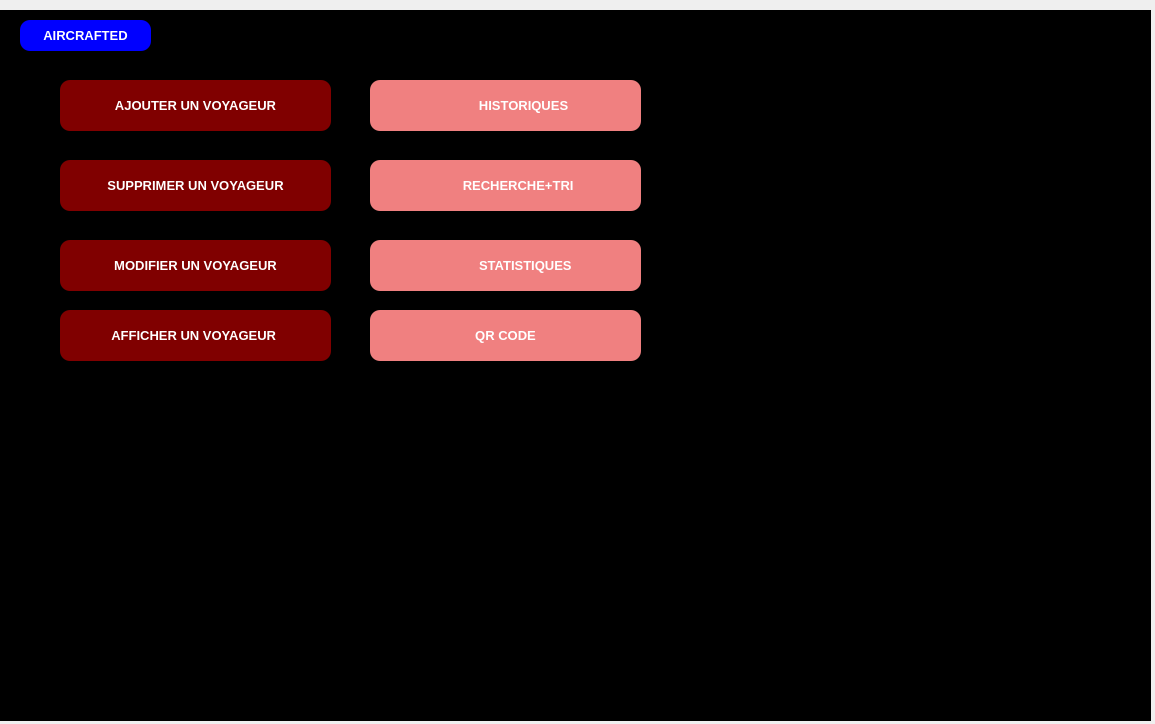
Before: the Qt Designer form mainwindow.ui in faaaaaarah/Smart_Airport_2A38, drawn with Qt 5.
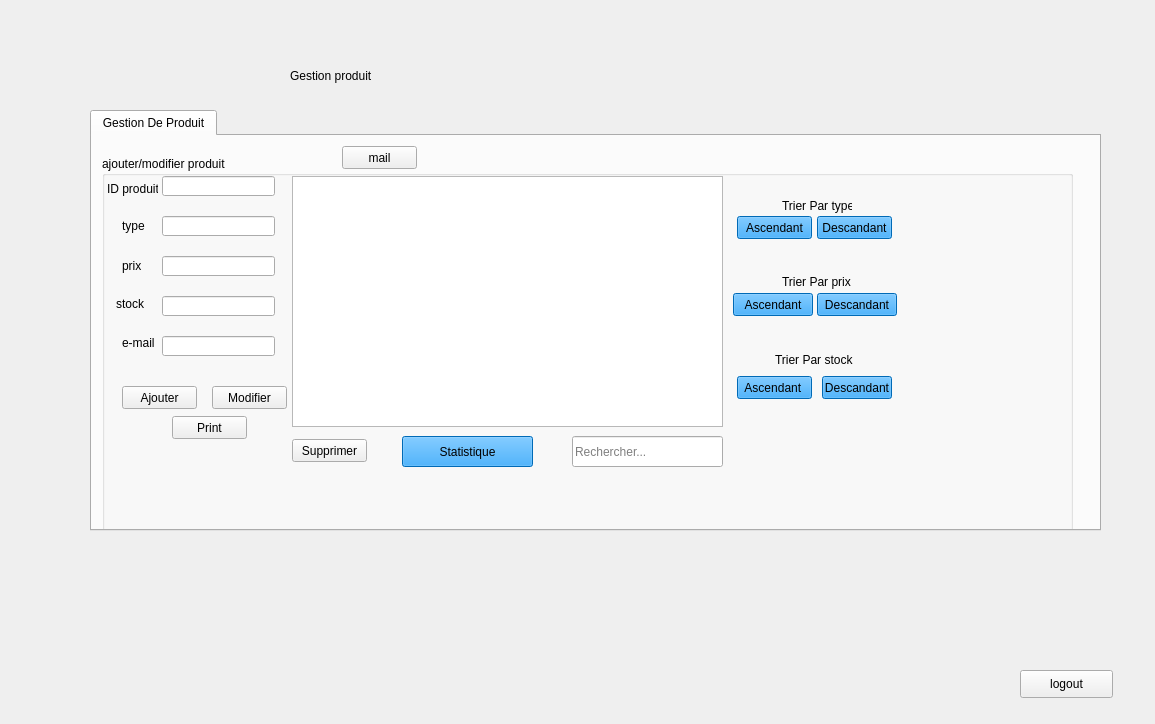
After: the same form once the commit is applied. The open tabs and pages were chosen to show the change. Icons and pictures are not drawn.

The edit to the form file:
```diff
--- a/mainwindow.ui
+++ b/mainwindow.ui
@@ -1432,8 +1432,7 @@
        </rect>
       </property>
       <property name="styleSheet">
-       <string notr="true">background-color:   rgb(0,0,0);
-</string>
+       <string notr="true"/>
       </property>
       <property name="currentIndex">
        <number>0</number>
@@ -3785,7 +3784,7 @@
         <property name="geometry">
          <rect>
           <x>60</x>
-          <y>70</y>
+          <y>210</y>
           <width>271</width>
           <height>51</height>
          </rect>
@@ -3841,7 +3840,7 @@
         <property name="geometry">
          <rect>
           <x>60</x>
-          <y>150</y>
+          <y>290</y>
           <width>271</width>
           <height>51</height>
          </rect>
@@ -3903,7 +3902,7 @@
         <property name="geometry">
          <rect>
           <x>60</x>
-          <y>230</y>
+          <y>370</y>
           <width>271</width>
           <height>51</height>
          </rect>
@@ -3959,7 +3958,7 @@
         <property name="geometry">
          <rect>
           <x>370</x>
-          <y>150</y>
+          <y>290</y>
           <width>271</width>
           <height>51</height>
          </rect>
@@ -4018,7 +4017,7 @@
         <property name="geometry">
          <rect>
           <x>370</x>
-          <y>230</y>
+          <y>370</y>
           <width>271</width>
           <height>51</height>
          </rect>
@@ -4074,7 +4073,7 @@
         <property name="geometry">
          <rect>
           <x>370</x>
-          <y>70</y>
+          <y>210</y>
           <width>271</width>
           <height>51</height>
          </rect>
@@ -4136,7 +4135,7 @@
         <property name="geometry">
          <rect>
           <x>60</x>
-          <y>300</y>
+          <y>440</y>
           <width>271</width>
           <height>51</height>
          </rect>
@@ -4257,7 +4256,7 @@
         <property name="geometry">
          <rect>
           <x>370</x>
-          <y>300</y>
+          <y>440</y>
           <width>271</width>
           <height>51</height>
          </rect>
@@ -4312,6 +4311,663 @@
       </widget>
      </widget>
     </widget>
+    <widget class="QWidget" name="page_16">
+     <widget class="QTabWidget" name="tabWidget_4">
+      <property name="geometry">
+       <rect>
+        <x>90</x>
+        <y>110</y>
+        <width>1011</width>
+        <height>421</height>
+       </rect>
+      </property>
+      <property name="currentIndex">
+       <number>0</number>
+      </property>
+      <widget class="QWidget" name="tab_17">
+       <attribute name="title">
+        <string>Gestion De Produit</string>
+       </attribute>
+       <widget class="QGroupBox" name="groupBox">
+        <property name="geometry">
+         <rect>
+          <x>10</x>
+          <y>20</y>
+          <width>971</width>
+          <height>401</height>
+         </rect>
+        </property>
+        <property name="title">
+         <string>ajouter/modifier produit</string>
+        </property>
+        <widget class="QLabel" name="label_41">
+         <property name="geometry">
+          <rect>
+           <x>5</x>
+           <y>23</y>
+           <width>51</width>
+           <height>20</height>
+          </rect>
+         </property>
+         <property name="text">
+          <string>ID produit</string>
+         </property>
+        </widget>
+        <widget class="QLabel" name="label_42">
+         <property name="geometry">
+          <rect>
+           <x>20</x>
+           <y>60</y>
+           <width>30</width>
+           <height>20</height>
+          </rect>
+         </property>
+         <property name="text">
+          <string>type</string>
+         </property>
+        </widget>
+        <widget class="QLabel" name="label_43">
+         <property name="geometry">
+          <rect>
+           <x>20</x>
+           <y>100</y>
+           <width>30</width>
+           <height>20</height>
+          </rect>
+         </property>
+         <property name="text">
+          <string>prix</string>
+         </property>
+        </widget>
+        <widget class="QLabel" name="label_44">
+         <property name="geometry">
+          <rect>
+           <x>14</x>
+           <y>141</y>
+           <width>47</width>
+           <height>14</height>
+          </rect>
+         </property>
+         <property name="text">
+          <string>stock</string>
+         </property>
+        </widget>
+        <widget class="QLineEdit" name="le_id">
+         <property name="geometry">
+          <rect>
+           <x>60</x>
+           <y>20</y>
+           <width>113</width>
+           <height>20</height>
+          </rect>
+         </property>
+        </widget>
+        <widget class="QLineEdit" name="le_type">
+         <property name="geometry">
+          <rect>
+           <x>60</x>
+           <y>60</y>
+           <width>113</width>
+           <height>20</height>
+          </rect>
+         </property>
+        </widget>
+        <widget class="QLineEdit" name="le_prix">
+         <property name="geometry">
+          <rect>
+           <x>60</x>
+           <y>100</y>
+           <width>113</width>
+           <height>20</height>
+          </rect>
+         </property>
+        </widget>
+        <widget class="QLineEdit" name="le_stock">
+         <property name="geometry">
+          <rect>
+           <x>60</x>
+           <y>140</y>
+           <width>113</width>
+           <height>20</height>
+          </rect>
+         </property>
+        </widget>
+        <widget class="QPushButton" name="pb_ajouter_2">
+         <property name="geometry">
+          <rect>
+           <x>20</x>
+           <y>230</y>
+           <width>75</width>
+           <height>23</height>
+          </rect>
+         </property>
+         <property name="text">
+          <string>Ajouter</string>
+         </property>
+        </widget>
+        <widget class="QTableView" name="tab_prod">
+         <property name="geometry">
+          <rect>
+           <x>190</x>
+           <y>20</y>
+           <width>431</width>
+           <height>251</height>
+          </rect>
+         </property>
+         <property name="autoFillBackground">
+          <bool>true</bool>
+         </property>
+        </widget>
+        <widget class="QPushButton" name="pb_supprimer_2">
+         <property name="geometry">
+          <rect>
+           <x>190</x>
+           <y>283</y>
+           <width>75</width>
+           <height>23</height>
+          </rect>
+         </property>
+         <property name="text">
+          <string>Supprimer</string>
+         </property>
+        </widget>
+        <widget class="QPushButton" name="UpdateTran">
+         <property name="geometry">
+          <rect>
+           <x>110</x>
+           <y>230</y>
+           <width>75</width>
+           <height>23</height>
+          </rect>
+         </property>
+         <property name="text">
+          <string>Modifier</string>
+         </property>
+        </widget>
+        <widget class="QLineEdit" name="rec">
+         <property name="geometry">
+          <rect>
+           <x>470</x>
+           <y>280</y>
+           <width>151</width>
+           <height>31</height>
+          </rect>
+         </property>
+         <property name="styleSheet">
+          <string notr="true">QLineEdit {
+padding: 5px;
+border-radius: 5px;
+background-color:rgb(255, 255, 255);
+font-weight: bold;
+}
+QPushButton:hover
+{
+color :white;
+}
+border-radius:20px;
+</string>
+         </property>
+         <property name="text">
+          <string/>
+         </property>
+         <property name="placeholderText">
+          <string>Rechercher...</string>
+         </property>
+        </widget>
+        <widget class="QLabel" name="label_45">
+         <property name="geometry">
+          <rect>
+           <x>673</x>
+           <y>194</y>
+           <width>90</width>
+           <height>20</height>
+          </rect>
+         </property>
+         <property name="text">
+          <string>Trier Par stock</string>
+         </property>
+        </widget>
+        <widget class="QLabel" name="label_46">
+         <property name="geometry">
+          <rect>
+           <x>680</x>
+           <y>116</y>
+           <width>70</width>
+           <height>20</height>
+          </rect>
+         </property>
+         <property name="text">
+          <string>Trier Par prix</string>
+         </property>
+        </widget>
+        <widget class="QPushButton" name="pushButton_02">
+         <property name="geometry">
+          <rect>
+           <x>715</x>
+           <y>60</y>
+           <width>75</width>
+           <height>23</height>
+          </rect>
+         </property>
+         <property name="styleSheet">
+          <string notr="true">QPushButton {
+background-color:#0094ff;
+font: 8pt &quot;MS Shell Dlg 2&quot;;
+
+}
+QPushButton:hover
+{background-color: rgb(70, 144, 255);
+color :white;
+
+
+}</string>
+         </property>
+         <property name="text">
+          <string>Descandant</string>
+         </property>
+        </widget>
+        <widget class="QPushButton" name="pushButton_04">
+         <property name="geometry">
+          <rect>
+           <x>715</x>
+           <y>137</y>
+           <width>80</width>
+           <height>23</height>
+          </rect>
+         </property>
+         <property name="styleSheet">
+          <string notr="true">QPushButton {
+background-color:#0094ff;
+font: 8pt &quot;MS Shell Dlg 2&quot;;
+
+}
+QPushButton:hover
+{background-color: rgb(70, 144, 255);
+color :white;
+
+
+}</string>
+         </property>
+         <property name="text">
+          <string>Descandant</string>
+         </property>
+        </widget>
+        <widget class="QPushButton" name="pushButton_03">
+         <property name="geometry">
+          <rect>
+           <x>631</x>
+           <y>137</y>
+           <width>80</width>
+           <height>23</height>
+          </rect>
+         </property>
+         <property name="styleSheet">
+          <string notr="true">QPushButton {
+background-color:#0094ff;
+font: 8pt &quot;MS Shell Dlg 2&quot;;
+
+}
+QPushButton:hover
+{background-color: rgb(70, 144, 255);
+color :white;
+
+
+}</string>
+         </property>
+         <property name="text">
+          <string>Ascendant</string>
+         </property>
+        </widget>
+        <widget class="QPushButton" name="pushButton_06">
+         <property name="geometry">
+          <rect>
+           <x>720</x>
+           <y>220</y>
+           <width>70</width>
+           <height>23</height>
+          </rect>
+         </property>
+         <property name="styleSheet">
+          <string notr="true">QPushButton {
+background-color:#0094ff;
+font: 8pt &quot;MS Shell Dlg 2&quot;;
+
+}
+QPushButton:hover
+{background-color: rgb(70, 144, 255);
+color :white;
+
+
+}</string>
+         </property>
+         <property name="text">
+          <string>Descandant</string>
+         </property>
+        </widget>
+        <widget class="QPushButton" name="pushButton_05">
+         <property name="geometry">
+          <rect>
+           <x>635</x>
+           <y>220</y>
+           <width>75</width>
+           <height>23</height>
+          </rect>
+         </property>
+         <property name="styleSheet">
+          <string notr="true">QPushButton {
+background-color:#0094ff;
+font: 8pt &quot;MS Shell Dlg 2&quot;;
+
+}
+QPushButton:hover
+{background-color: rgb(70, 144, 255);
+color :white;
+
+
+}</string>
+         </property>
+         <property name="text">
+          <string>Ascendant </string>
+         </property>
+        </widget>
+        <widget class="QPushButton" name="pushButton_01">
+         <property name="geometry">
+          <rect>
+           <x>635</x>
+           <y>60</y>
+           <width>75</width>
+           <height>23</height>
+          </rect>
+         </property>
+         <property name="styleSheet">
+          <string notr="true">QPushButton {
+background-color:#0094ff;
+font: 8pt &quot;MS Shell Dlg 2&quot;;
+
+}
+QPushButton:hover
+{background-color: rgb(70, 144, 255);
+color :white;
+
+
+}</string>
+         </property>
+         <property name="text">
+          <string>Ascendant</string>
+         </property>
+        </widget>
+        <widget class="QLabel" name="label_47">
+         <property name="geometry">
+          <rect>
+           <x>680</x>
+           <y>40</y>
+           <width>70</width>
+           <height>20</height>
+          </rect>
+         </property>
+         <property name="text">
+          <string>Trier Par type </string>
+         </property>
+        </widget>
+        <widget class="QPushButton" name="Statistique">
+         <property name="geometry">
+          <rect>
+           <x>300</x>
+           <y>280</y>
+           <width>131</width>
+           <height>31</height>
+          </rect>
+         </property>
+         <property name="styleSheet">
+          <string notr="true">QPushButton {
+background-color:#0094ff;
+font: 8pt &quot;MS Shell Dlg 2&quot;;
+
+}
+QPushButton:hover
+{background-color: rgb(70, 144, 255);
+color :white;
+
+
+}</string>
+         </property>
+         <property name="text">
+          <string>Statistique</string>
+         </property>
+        </widget>
+        <widget class="QPushButton" name="pb_print">
+         <property name="geometry">
+          <rect>
+           <x>70</x>
+           <y>260</y>
+           <width>75</width>
+           <height>23</height>
+          </rect>
+         </property>
+         <property name="text">
+          <string>Print</string>
+         </property>
+        </widget>
+        <widget class="QLabel" name="qr">
+         <property name="geometry">
+          <rect>
+           <x>840</x>
+           <y>80</y>
+           <width>121</width>
+           <height>131</height>
+          </rect>
+         </property>
+         <property name="text">
+          <string/>
+         </property>
+        </widget>
+        <widget class="QLineEdit" name="mail">
+         <property name="geometry">
+          <rect>
+           <x>60</x>
+           <y>180</y>
+           <width>113</width>
+           <height>20</height>
+          </rect>
+         </property>
+        </widget>
+        <widget class="QLabel" name="label_48">
+         <property name="geometry">
+          <rect>
+           <x>20</x>
+           <y>180</y>
+           <width>47</width>
+           <height>14</height>
+          </rect>
+         </property>
+         <property name="text">
+          <string>e-mail</string>
+         </property>
+        </widget>
+        <zorder>label_41</zorder>
+        <zorder>label_42</zorder>
+        <zorder>label_43</zorder>
+        <zorder>pb_ajouter_2</zorder>
+        <zorder>pb_supprimer_2</zorder>
+        <zorder>label_45</zorder>
+        <zorder>label_48</zorder>
+        <zorder>le_id</zorder>
+        <zorder>le_type</zorder>
+        <zorder>le_prix</zorder>
+        <zorder>le_stock</zorder>
+        <zorder>UpdateTran</zorder>
+        <zorder>tab_prod</zorder>
+        <zorder>rec</zorder>
+        <zorder>label_44</zorder>
+        <zorder>label_46</zorder>
+        <zorder>pushButton_02</zorder>
+        <zorder>pushButton_04</zorder>
+        <zorder>pushButton_03</zorder>
+        <zorder>pushButton_06</zorder>
+        <zorder>pushButton_05</zorder>
+        <zorder>pushButton_01</zorder>
+        <zorder>label_47</zorder>
+        <zorder>Statistique</zorder>
+        <zorder>pb_print</zorder>
+        <zorder>qr</zorder>
+        <zorder>mail</zorder>
+       </widget>
+       <widget class="QPushButton" name="pushButton_24">
+        <property name="geometry">
+         <rect>
+          <x>250</x>
+          <y>10</y>
+          <width>75</width>
+          <height>23</height>
+         </rect>
+        </property>
+        <property name="text">
+         <string>mail</string>
+        </property>
+       </widget>
+      </widget>
+     </widget>
+     <widget class="QPushButton" name="pushButton_25">
+      <property name="geometry">
+       <rect>
+        <x>1020</x>
+        <y>670</y>
+        <width>93</width>
+        <height>28</height>
+       </rect>
+      </property>
+      <property name="text">
+       <string>logout</string>
+      </property>
+     </widget>
+     <widget class="QLabel" name="label_53">
+      <property name="geometry">
+       <rect>
+        <x>290</x>
+        <y>20</y>
+        <width>531</width>
+        <height>111</height>
+       </rect>
+      </property>
+      <property name="styleSheet">
+       <string notr="true">font: 24pt &quot;ROG Fonts&quot;;</string>
+      </property>
+      <property name="text">
+       <string>Gestion produit</string>
+      </property>
+     </widget>
+    </widget>
+    <widget class="QWidget" name="page_17">
+     <widget class="QLabel" name="label_49">
+      <property name="geometry">
+       <rect>
+        <x>310</x>
+        <y>120</y>
+        <width>401</width>
+        <height>71</height>
+       </rect>
+      </property>
+      <property name="styleSheet">
+       <string notr="true">text-align: center ;
+background-color: rgb(0, 0, 0);
+color: rgb(255, 255, 255);
+font: 14pt &quot;MS Shell Dlg 2&quot;;
+</string>
+      </property>
+      <property name="text">
+       <string/>
+      </property>
+     </widget>
+     <widget class="QLabel" name="label_50">
+      <property name="geometry">
+       <rect>
+        <x>280</x>
+        <y>400</y>
+        <width>341</width>
+        <height>81</height>
+       </rect>
+      </property>
+      <property name="styleSheet">
+       <string notr="true">text-align: center ;
+background-color: rgb(0, 0, 0);
+color: rgb(255, 255, 255);
+font: 10pt &quot;MS Shell Dlg 2&quot;;
+</string>
+      </property>
+      <property name="text">
+       <string>LE NOMBRE DE EMPLOYEE DETECTE EST :</string>
+      </property>
+     </widget>
+     <widget class="QPushButton" name="pushButton_27">
+      <property name="geometry">
+       <rect>
+        <x>530</x>
+        <y>290</y>
+        <width>271</width>
+        <height>81</height>
+       </rect>
+      </property>
+      <property name="styleSheet">
+       <string notr="true">font: 75 16pt &quot;MS Shell Dlg 2&quot;;</string>
+      </property>
+      <property name="text">
+       <string>OUVRIR</string>
+      </property>
+     </widget>
+     <widget class="QLabel" name="label_51">
+      <property name="geometry">
+       <rect>
+        <x>620</x>
+        <y>400</y>
+        <width>61</width>
+        <height>81</height>
+       </rect>
+      </property>
+      <property name="styleSheet">
+       <string notr="true">text-align: center ;
+background-color: rgb(0, 0, 0);
+color: rgb(255, 255, 255);
+font: 14pt &quot;MS Shell Dlg 2&quot;;
+</string>
+      </property>
+      <property name="text">
+       <string/>
+      </property>
+     </widget>
+     <widget class="QLabel" name="label_52">
+      <property name="geometry">
+       <rect>
+        <x>290</x>
+        <y>290</y>
+        <width>191</width>
+        <height>81</height>
+       </rect>
+      </property>
+      <property name="styleSheet">
+       <string notr="true">text-align: center ;
+background-color: rgb(0, 0, 0);
+color: rgb(255, 255, 255);
+font: 14pt &quot;MS Shell Dlg 2&quot;;
+</string>
+      </property>
+      <property name="text">
+       <string>  OUVRIR PORTE</string>
+      </property>
+     </widget>
+     <widget class="QPushButton" name="pushButton_28">
+      <property name="geometry">
+       <rect>
+        <x>1010</x>
+        <y>570</y>
+        <width>93</width>
+        <height>28</height>
+       </rect>
+      </property>
+      <property name="text">
+       <string>logout</string>
+      </property>
+     </widget>
+    </widget>
    </widget>
   </widget>
  </widget>
```
Left out of the diff: 47 changed lines with no effect on the pictures.
